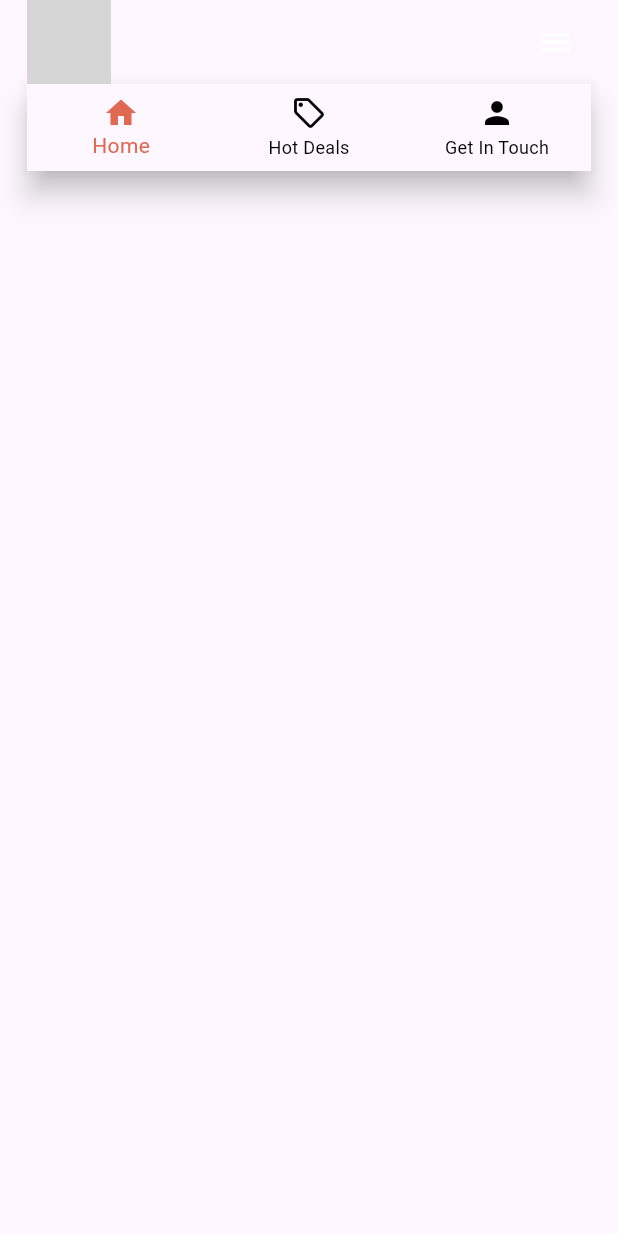
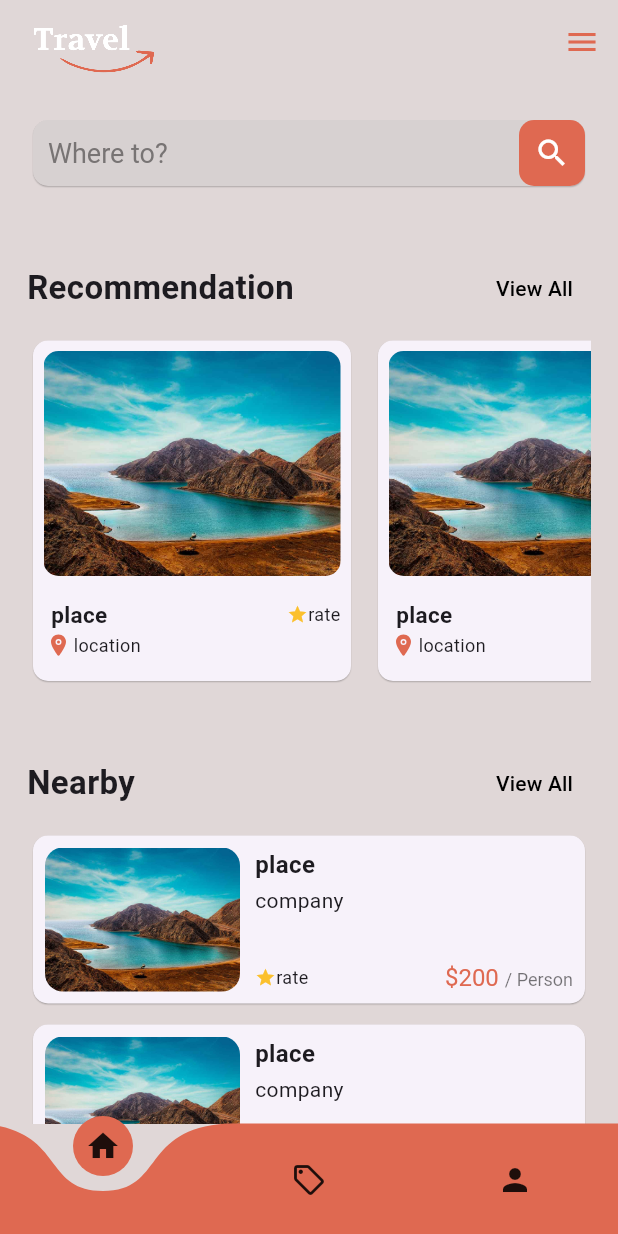
Before and after one commit to naddaaomar/travel_app, a Flutter app: the HomeViewBody screen opened directly, on a phone screen of 412 x 824 dp. Run offline on Flutter 3.47's test engine with Material 3 defaults, Android fonts, the phone set to English and light mode, and no system bars; drawn by our look-alikes of curved_navigation_bar; our stand-ins replace ionicons; network calls fail; grey boxes are pictures that could not be loaded.

Commit message:
home and part of trip details

```diff
--- a/lib/helpers/shared_widgets/app_bar.dart
+++ b/lib/helpers/shared_widgets/app_bar.dart
@@ -1,4 +1,5 @@
 import 'package:flutter/material.dart';
+import '../../screens/home/views/home_view.dart';
 import '../themes/colors.dart';
 
 class TravelAppBar extends StatelessWidget {
@@ -9,12 +10,16 @@
     return AppBar(
       backgroundColor: Colors.transparent,
       shadowColor: Colors.transparent,
-      leading: Image.network('assets/logo.png'),
+      foregroundColor: Colors.black,
+      leading: Image.asset(
+        'assets/logo.png',
+        filterQuality: FilterQuality.high, ),
 
       actions: [
-        IconButton(onPressed: (){
+        IconButton(
+          onPressed: (){
+        },
 
-        },
           icon: const Icon(Icons.menu_outlined,
             color: Colors.white,),
           hoverColor: ColorApp.primaryColor,)
--- a/lib/helpers/shared_widgets/bottom_navigator_bar.dart
+++ b/lib/helpers/shared_widgets/bottom_navigator_bar.dart
@@ -7,6 +7,7 @@
   @override
   Widget build(BuildContext context) {
     return  BottomNavigationBar(
+      type: BottomNavigationBarType.fixed,
       fixedColor:  ColorApp.primaryColor,
       currentIndex: 0,
       unselectedItemColor: Colors.black,
--- /dev/null
+++ b/lib/models/nearby_places.dart
@@ -0,0 +1,21 @@
+class NearbyPlaceModel {
+  final String image;
+  NearbyPlaceModel({
+    required this.image,
+  });
+}
+
+List<NearbyPlaceModel> nearbyPlaces = [
+  NearbyPlaceModel(
+    image: "assets/onboard/onboard3.png",
+  ),
+  NearbyPlaceModel(
+    image: "assets/onboard/onboard3.png",
+  ),
+  NearbyPlaceModel(
+    image: "assets/onboard/onboard3.png",
+  ),
+  NearbyPlaceModel(
+    image: "assets/onboard/onboard3.png",
+  ),
+];
--- /dev/null
+++ b/lib/models/recommended_places.dart
@@ -0,0 +1,34 @@
+class RecommendedPlaceModel {
+  final String image;
+  final double rating;
+  final String location;
+  RecommendedPlaceModel({
+    required this.image,
+    required this.rating,
+    required this.location,
+  });
+}
+
+
+List<RecommendedPlaceModel> recommendedPlaces = [
+RecommendedPlaceModel(
+  image: 'assets/onboard/onboard3.png',
+  rating: 4.4,
+  location: 'Taba',
+ ),
+  RecommendedPlaceModel(
+    image: 'assets/onboard/onboard3.png',
+    rating: 4.4,
+    location: 'Taba',
+  ),
+  RecommendedPlaceModel(
+    image: 'assets/onboard/onboard3.png',
+    rating: 4.4,
+    location: 'Taba',
+  ),
+  RecommendedPlaceModel(
+    image: 'assets/onboard/onboard3.png',
+    rating: 4.4,
+    location: 'Taba',
+  ),
+];
--- a/lib/screens/home/views/widgets/home_view_body.dart
+++ b/lib/screens/home/views/widgets/home_view_body.dart
@@ -1,6 +1,9 @@
+import 'package:curved_navigation_bar/curved_navigation_bar.dart';
 import 'package:flutter/material.dart';
-import 'package:p/helpers/shared_widgets/app_bar.dart';
-import 'package:p/helpers/shared_widgets/bottom_navigator_bar.dart';
+import 'package:p/helpers/themes/colors.dart';
+import 'package:p/screens/home/views/widgets/nearby_places.dart';
+import 'location_card.dart';
+import 'recommended_places.dart';
 
 class HomeViewBody extends StatefulWidget {
   const HomeViewBody({super.key});
@@ -26,18 +29,116 @@
     _tabController.dispose();
   }
 
+  int _page=0;
+
   @override
   Widget build(BuildContext context) {
-    return Padding(
-      padding: const EdgeInsets.symmetric(horizontal: 18),
-      child: ListView(
-        physics: const BouncingScrollPhysics(),
+    return Scaffold(
+      appBar: AppBar(
+        backgroundColor: Colors.transparent,
+        shadowColor: Colors.transparent,
+        title: Padding(
+          padding: const EdgeInsets.only(right: 10,top: 10),
+          child: Image.asset(
+            'assets/logo.png',
+            fit: BoxFit.contain,
+            width: 94,
+            height: 40,
+            filterQuality: FilterQuality.high,),
+        ),
 
-        children: const[
-          TravelAppBar(),
 
-          BottomNavigatorBar(),
+        actions: [
+        IconButton(
+          onPressed: (){},
+          icon: const Icon(
+            Icons.menu_outlined,
+            color: ColorApp.primaryColor,),
+          hoverColor: ColorApp.primaryColor,),
         ],
+      ),
+
+      body: Padding(
+        padding: const EdgeInsets.symmetric(horizontal: 18),
+        child: ListView(
+          shrinkWrap: true,
+          physics: const BouncingScrollPhysics(),
+
+
+          children:[
+            const SizedBox(
+                height: 20),
+
+            const LocationCard(),
+            const SizedBox(
+                height: 40),
+
+            Row(
+              mainAxisAlignment: MainAxisAlignment.spaceBetween,
+              children:[
+                const Text(
+                  'Recommendation',
+                  style: TextStyle(
+                    fontWeight: FontWeight.bold,
+                    fontSize: 22,
+                  ),
+                ),
+
+                TextButton(
+                    onPressed:(){},
+                    style: TextButton.styleFrom(foregroundColor: Colors.black,),
+                   child: const Text('View All',),
+                ),
+              ],
+            ),
+
+            const SizedBox(
+                height: 7),
+            const RecommendedPlaces(),
+
+            const SizedBox(height: 40),
+            Row(
+              mainAxisAlignment: MainAxisAlignment.spaceBetween,
+              children: [
+                const Text(
+                  'Nearby',
+                  style: TextStyle(
+                    fontWeight: FontWeight.bold,
+                    fontSize: 22,
+                  ),
+                ),
+
+                TextButton(
+                  onPressed:(){},
+                  style: TextButton.styleFrom(foregroundColor: Colors.black,),
+                  child: const Text('View All',),
+                ),
+              ],
+            ),
+
+            const SizedBox(
+                height: 7),
+            const NearbyPlaces(),
+          ],
+        ),
+      ),
+
+      bottomNavigationBar: CurvedNavigationBar(
+        index: 0,
+        color: ColorApp.primaryColor ,
+        backgroundColor: Colors.transparent,
+        animationDuration: const Duration(milliseconds: 400),
+        items: const [
+           Icon(Icons.home),
+           Icon(Icons.local_offer_outlined),
+           Icon(Icons.person),
+        ],
+        onTap: (index) {
+          setState(() {
+            _page = index;
+          });
+        },
+        letIndexChange: (index) => true,
       ),
     );
   }
--- /dev/null
+++ b/lib/screens/home/views/widgets/location_card.dart
@@ -0,0 +1,64 @@
+import 'package:flutter/material.dart';
+import 'package:p/helpers/themes/colors.dart';
+
+class LocationCard extends StatelessWidget {
+  const LocationCard({Key? key}) : super(key: key);
+
+  @override
+  Widget build(BuildContext context) {
+    return
+       Card(
+        color: const Color(0xFFD7D1D1),
+        elevation: 0.4,
+        shape: RoundedRectangleBorder(borderRadius: BorderRadius.circular(10)),
+
+        child: Row(
+          mainAxisAlignment: MainAxisAlignment.center,
+          children: [
+            Padding(
+              padding: const EdgeInsets.only(left: 10),
+              child: Column(
+                children: [
+                  Text(
+                    "Where to?",
+                    style: Theme
+                        .of(context)
+                        .textTheme
+                        .titleLarge!
+                        .copyWith(
+                      color: const Color(0xFF787474),
+                      fontSize: 18,
+                    ),
+                  ),
+                ],
+              ),
+            ),
+
+            const Spacer(),
+
+            Material(
+              type: MaterialType.transparency,
+              child: Ink(
+                decoration: BoxDecoration(
+                    color: ColorApp.primaryColor,
+                    borderRadius: BorderRadius.circular(10)),
+
+                child: InkWell(
+                  borderRadius: BorderRadius.circular(10),
+                  onTap: () {},
+
+                  child: const Padding(
+                    padding: EdgeInsets.all(10),
+                    child: Icon(
+                      Icons.search,
+                      color: Colors.white,
+                    ),
+                  ),
+                ),
+              ),
+            ),
+          ],
+        ),
+    );
+  }
+}
--- /dev/null
+++ b/lib/screens/home/views/widgets/nearby_places.dart
@@ -0,0 +1,115 @@
+import 'package:flutter/material.dart';
+import 'package:p/helpers/themes/colors.dart';
+import 'package:p/models/nearby_places.dart';
+import '../../../trip_details/views/widgets/trip_details_view_body.dart';
+
+class NearbyPlaces extends StatelessWidget {
+  const NearbyPlaces({Key? key}) : super(key: key);
+
+  @override
+  Widget build(BuildContext context) {
+    return Column(
+      children: List.generate(nearbyPlaces.length, (index) {
+        return Padding(
+          padding: const EdgeInsets.only(bottom:6),
+          child: SizedBox(
+            height: 120,
+            width: double.maxFinite,
+
+            child: Card(
+              elevation: 0.4,
+              shape: RoundedRectangleBorder(
+                borderRadius: BorderRadius.circular(10),
+              ),
+              child: InkWell(
+                borderRadius: BorderRadius.circular(10),
+                onTap: () {
+                  Navigator.push(
+                      context,
+                      MaterialPageRoute(
+                        builder: (context) => TripDetailsViewBody(
+                          image: nearbyPlaces[index].image,
+                        ),
+                      ));
+                },
+                child: Padding(
+                  padding: const EdgeInsets.all(8.0),
+                  child: Row(
+                    children: [
+                      ClipRRect(
+                        borderRadius: BorderRadius.circular(12),
+                        child: Image.asset(
+                          nearbyPlaces[index].image,
+                          height: double.maxFinite,
+                          width: 130,
+                          fit: BoxFit.cover,
+                        ),
+                      ),
+
+                      const SizedBox(width: 10),
+                      Expanded(
+                        child: Column(
+                          crossAxisAlignment: CrossAxisAlignment.start,
+                          children: [
+                            const Text(
+                              'place',
+                              style: TextStyle(
+                                fontSize: 16,
+                                fontWeight: FontWeight.bold,
+                              ),
+                            ),
+                            const SizedBox(height: 2),
+
+                            const Text('company'),
+                            const SizedBox(height: 10),
+                            const Spacer(),
+
+                            Row(
+                              children: [
+                                Icon(
+                                  Icons.star,
+                                  color: Colors.yellow.shade700,
+                                  size: 14,
+                                ),
+                                const Text(
+                                  'rate',
+                                  style: TextStyle(
+                                    fontSize: 12,
+                                  ),
+                                ),
+
+                                const Spacer(),
+
+                                RichText(
+                                  text: const TextSpan(
+                                      style: TextStyle(
+                                        fontSize: 16,
+                                          color: ColorApp.primaryColor,
+                                      ),
+
+                                      text: "\$200 ",
+                                      children: [
+                                        TextSpan(
+                                            style: TextStyle(
+                                              fontSize: 12,
+                                              color: Colors.black54,
+                                            ),
+                                            text: "/ Person")
+                                      ]),
+                                )
+                              ],
+                            )
+                          ],
+                        ),
+                      )
+                    ],
+                  ),
+                ),
+              ),
+            ),
+          ),
+        );
+      }),
+    );
+  }
+}
--- /dev/null
+++ b/lib/screens/home/views/widgets/recommended_places.dart
@@ -0,0 +1,114 @@
+import 'package:flutter/material.dart';
+import 'package:ionicons/ionicons.dart';
+import 'package:p/helpers/themes/colors.dart';
+import '../../../../models/recommended_places.dart';
+import '../../../trip_details/views/widgets/trip_details_view_body.dart';
+
+class RecommendedPlaces extends StatelessWidget {
+  const RecommendedPlaces({Key? key}) : super(key: key);
+
+  @override
+  Widget build(BuildContext context) {
+    return SizedBox(
+      height: 235,
+      child: ListView.separated(
+          physics: const BouncingScrollPhysics(),
+          scrollDirection: Axis.horizontal,
+          itemBuilder: (context, index) {
+            return SizedBox(
+              width: 220,
+              child:
+               Card(
+                elevation: 0.4,
+                shape: const RoundedRectangleBorder(
+                  borderRadius: BorderRadius.all(
+                    Radius.circular(10),
+                  ),
+                ),
+                child: InkWell(
+                  borderRadius: BorderRadius.circular(10),
+                  onTap: () {
+                    Navigator.push(
+                        context,
+                        MaterialPageRoute(
+                          builder: (context) => TripDetailsViewBody(
+                            image: recommendedPlaces[index].image,
+                          ),
+                        ));
+                  },
+
+                  child: Padding(
+                    padding: const EdgeInsets.all(7),
+                    child: Column(
+                      children: [
+                        ClipRRect(
+                          borderRadius: BorderRadius.circular(10),
+                          child: Image.asset(
+                            recommendedPlaces[index].image,
+                            width: double.maxFinite,
+                            fit: BoxFit.cover,
+                            height: 150,
+                          ),
+                        ),
+
+                        const SizedBox(height: 15),
+                        Row(
+                          children: [
+                            const Padding(
+                              padding: EdgeInsets.only(left: 5),
+                              child: Text(
+                                'place',
+                                style: TextStyle(
+                                  fontSize: 15,
+                                  fontWeight: FontWeight.bold,
+                                ),
+                              ),
+                            ),
+
+                            const Spacer(),
+                            Icon(
+                              Icons.star,
+                              color: Colors.yellow.shade700,
+                              size: 14,
+                            ),
+                            const Text(
+                              'rate',
+                              style: TextStyle(
+                                fontSize: 12,
+                              ),
+                            )
+                          ],
+                        ),
+
+                        const Row(
+                          children: [
+                            Padding(
+                              padding: EdgeInsets.all(2),
+                              child: Icon(
+                                Ionicons.location,
+                                color: ColorApp.primaryColor,
+                                size: 16,
+                              ),
+                            ),
+                             Text(
+                              'location',
+                              style: TextStyle(
+                                fontSize: 12,
+                              ),
+                            )
+                          ],
+                        )
+                      ],
+                    ),
+                  ),
+                ),
+              ),
+            );
+          },
+          separatorBuilder: (context, index) => const Padding(
+            padding: EdgeInsets.only(right: 10),
+          ),
+          itemCount: recommendedPlaces.length),
+    );
+  }
+}
--- a/pubspec.yaml
+++ b/pubspec.yaml
@@ -35,6 +35,8 @@
   # The following adds the Cupertino Icons font to your application.
   # Use with the CupertinoIcons class for iOS style icons.
   cupertino_icons: ^1.0.2
+  ionicons: ^0.2.2
+  curved_navigation_bar: ^1.0.6
 
 dev_dependencies:
   flutter_test:
@@ -61,6 +63,7 @@
   # To add assets to your application, add an assets section, like this:
   assets:
      - assets/
+     - assets/onboard/
   #   - images/a_dot_ham.jpeg
 
   # An image asset can refer to one or more resolution-specific "variants", see
```
Also changed, not shown: lib/main.dart (+7 -2 lines), lib/screens/onboard/views/widgets/onboard_view_body.dart (+3 -13 lines), lib/screens/trip_details/trip_details_view.dart (added, +15 -0 lines), lib/screens/trip_details/views/widgets/trip_details_view_body.dart (added, +177 -0 lines), pubspec.lock, 1 other file.
